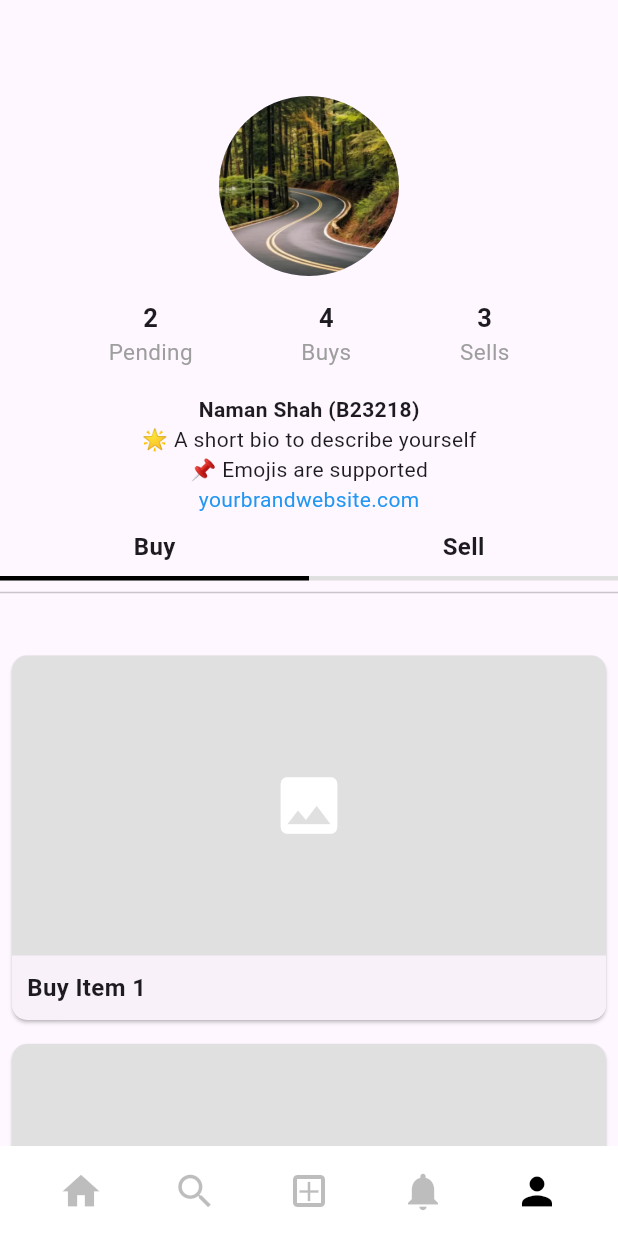
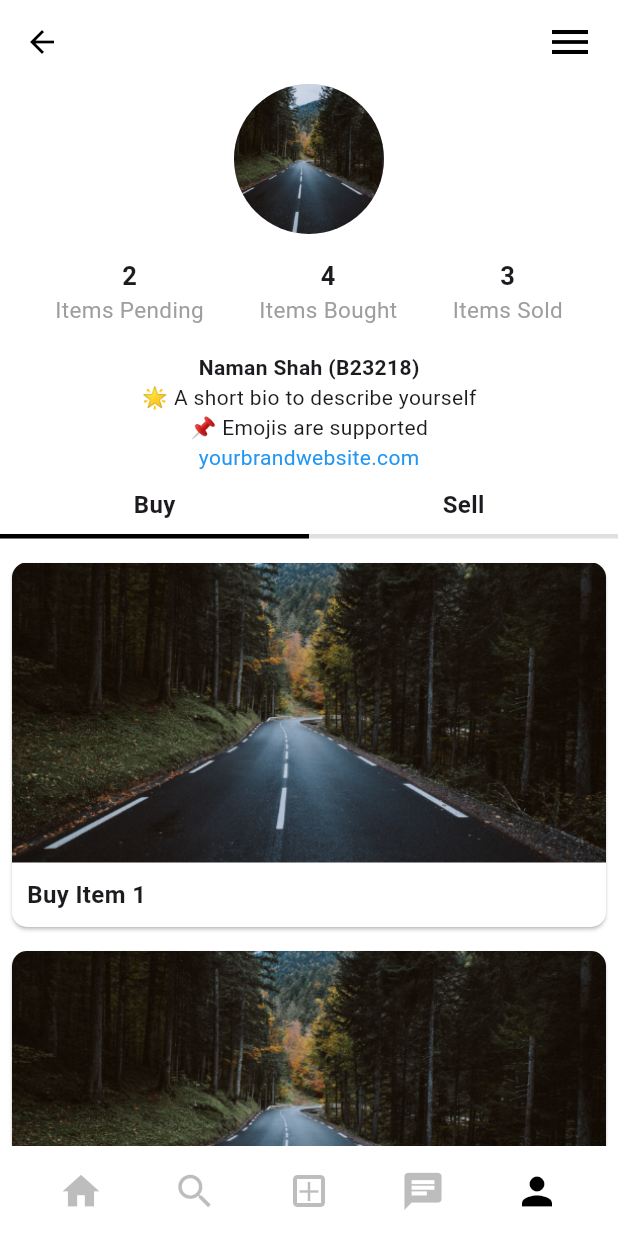
Before and after one commit to gyanratan-code/krackhack, a Flutter app: the ProfilePage screen opened by its route, on a phone screen of 412 x 824 dp. Run offline on Flutter 3.47's test engine with Material 3 defaults, Android fonts, the phone set to English and light mode, and no system bars; our stand-ins replace cloud_firestore, file_picker, firebase_auth, firebase_core, flutter_dotenv; missing offline and left inert: cloudinary_flutter, cloudinary_public, cloudinary_url_gen; accounts and stored records are empty.

Commit message:
most frontend completed

```diff
--- a/lib/services/product_services.dart
+++ b/lib/services/product_services.dart
@@ -1,5 +1,3 @@
-import 'dart:ffi';
-
 import 'package:cloud_firestore/cloud_firestore.dart';
 
 class ProductServices {
--- a/lib/views/footer.dart
+++ b/lib/views/footer.dart
@@ -16,7 +16,7 @@ class FooterWidget extends StatelessWidget {
           _buildNavItem(context, icon: Icons.home, index: 0, route: "/home"),
           _buildNavItem(context, icon: Icons.search, index: 1, route: "/search"),
           _buildAddButton(context), // ✅ Special case for "Add"
-          _buildNavItem(context, icon: Icons.notifications, index: 3, route: "/notification"),
+          _buildNavItem(context, icon: Icons.chat, index: 3, route: "/chat"),
           _buildNavItem(context, icon: Icons.person, index: 4, route: "/profile"),
         ],
       ),
--- a/lib/views/profile.dart
+++ b/lib/views/profile.dart
@@ -1791,29 +1791,50 @@ class _ProfilePageState extends State<ProfilePage> {
     double screenWidth = MediaQuery.of(context).size.width;
 
     return Scaffold(
-      body: Column(
+      appBar: AppBar(
+        backgroundColor: Colors.white, // Matches UI
+        elevation: 0, // Removes shadow
+        leading: IconButton(
+          icon: Icon(Icons.arrow_back, color: Colors.black),
+          onPressed: () {
+            Navigator.pop(context);
+          },
+        ),
+        actions: [
+          IconButton(
+            icon: Padding(
+              padding: const EdgeInsets.only(right: 8.0),
+              child: Icon(Icons.menu, color: Colors.black, size: 32,),
+            ), // 3 horizontal lines icon
+            onPressed: () {
+              // Add functionality here (e.g., open drawer or menu)
+            },
+          ),
+        ],
+      ),
+      body: Container(
+        color: Colors.white,
+        child: Column(
           children: [
             Expanded(
               child: SingleChildScrollView(
                 child: Column(
                   crossAxisAlignment: CrossAxisAlignment.center,
                   children: [
-                  Padding(
-                    padding: const EdgeInsets.only(top: 64.0, bottom: 18),
-                    child: Column(
+                    Column(
                         children: [
                           // Profile Header
                           CircleAvatar(
-                          radius: 60,
-                          backgroundImage: AssetImage("assets/images/i3.png"),
+                            radius: 50,
+                            backgroundImage: AssetImage("assets/images/i4.png"),
                           ),
                           SizedBox(height: 16),
                           Row(
                             mainAxisAlignment: MainAxisAlignment.spaceEvenly,
                             children: [
-                            profileStat("2", "Pending"),
-                            profileStat("4", "Buys"),
-                            profileStat("3", "Sells"),
+                              profileStat("2", "Items Pending"),
+                              profileStat("4", "Items Bought"),
+                              profileStat("3", "Items Sold"),
                             ],
                           ),
                           SizedBox(height: 18),
@@ -1900,9 +1921,8 @@ class _ProfilePageState extends State<ProfilePage> {
                             ),
                           ),
 
-                        Divider(),
+                          // Divider(),
                         ],
-                    ),
                       ),
 
                     // Posts List (Scrollable)
@@ -1913,7 +1933,12 @@ class _ProfilePageState extends State<ProfilePage> {
                       itemCount: isBuySelected ? buyPosts.length : sellPosts.length,
                       itemBuilder: (context, index) {
                         String title = isBuySelected ? buyPosts[index] : sellPosts[index];
-                      return Card(
+                        return GestureDetector(
+                          onTap: (){
+                            Navigator.pushNamed(context, "/itemPage");
+                            },
+                          child: Card(
+                            color: Colors.white,
                             margin: EdgeInsets.symmetric(vertical: 8),
                             shape: RoundedRectangleBorder(borderRadius: BorderRadius.circular(10)),
                             child: Column(
@@ -1924,9 +1949,11 @@ class _ProfilePageState extends State<ProfilePage> {
                                   width: double.infinity,
                                   decoration: BoxDecoration(
                                     borderRadius: BorderRadius.vertical(top: Radius.circular(10)),
-                                color: Colors.grey.shade300,
-                              ),
-                              child: Icon(Icons.image, color: Colors.white, size: 50),
+                                    image: DecorationImage(
+                                      image: AssetImage('assets/images/i4.png'),
+                                      fit: BoxFit.cover, // Adjusts the image to fit the container
+                                    ),
+                                  ),
                                 ),
                                 Padding(
                                   padding: EdgeInsets.all(10),
@@ -1936,6 +1963,7 @@ class _ProfilePageState extends State<ProfilePage> {
                                   ),
                                 ),
                               ],
+                            ),
                           ),
                         );
                       },
@@ -1955,6 +1983,7 @@ class _ProfilePageState extends State<ProfilePage> {
             ),
           ],
         ),
+      ),
     );
   }
 
@@ -1962,7 +1991,7 @@ class _ProfilePageState extends State<ProfilePage> {
     return Column(
       children: [
         Text(count, style: TextStyle(fontWeight: FontWeight.bold, fontSize: 17)),
-        Text(label, style: TextStyle(color: Colors.grey, fontSize: 15)),
+        Text(label, style: TextStyle(color: Colors.grey[500], fontSize: 15)),
       ],
     );
   }
```
Also changed, not shown: lib/main.dart (+10 -1 lines), lib/views/ItemPage.dart (added, +326 -0 lines), lib/views/chat_page.dart (added, +79 -0 lines), lib/views/home.dart (+96 -21 lines), lib/views/search.dart (added, +64 -0 lines), 1 other file. Lines whose indentation alone changed are shown as unchanged.
